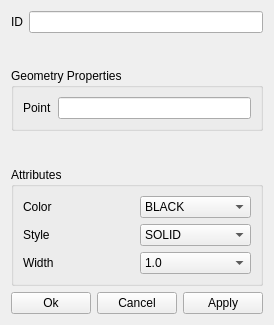
Qt form view/ui/sketchProperty.ui (chen1180/CurveEditor_pythonOCC) before a commit.
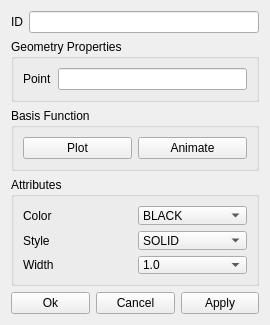
The same form after that commit.

```diff
--- a/view/ui/sketchProperty.ui
+++ b/view/ui/sketchProperty.ui
@@ -10,6 +10,18 @@
     <height>325</height>
    </rect>
   </property>
+  <property name="sizePolicy">
+   <sizepolicy hsizetype="Maximum" vsizetype="Maximum">
+    <horstretch>0</horstretch>
+    <verstretch>0</verstretch>
+   </sizepolicy>
+  </property>
+  <property name="minimumSize">
+   <size>
+    <width>270</width>
+    <height>325</height>
+   </size>
+  </property>
   <property name="windowTitle">
    <string>Form</string>
   </property>
@@ -32,19 +44,6 @@
      </item>
     </layout>
    </item>
-   <item>
-    <spacer name="verticalSpacer">
-     <property name="orientation">
-      <enum>Qt::Vertical</enum>
-     </property>
-     <property name="sizeHint" stdset="0">
-      <size>
-       <width>20</width>
-       <height>40</height>
-      </size>
-     </property>
-    </spacer>
-   </item>
    <item>
     <widget class="QGroupBox" name="GroupBoxGP">
      <property name="title">
@@ -65,17 +64,33 @@
     </widget>
    </item>
    <item>
-    <spacer name="verticalSpacer_2">
-     <property name="orientation">
-      <enum>Qt::Vertical</enum>
+    <widget class="QGroupBox" name="GroupBoxPlot">
+     <property name="sizePolicy">
+      <sizepolicy hsizetype="Expanding" vsizetype="Expanding">
+       <horstretch>0</horstretch>
+       <verstretch>0</verstretch>
+      </sizepolicy>
      </property>
-     <property name="sizeHint" stdset="0">
-      <size>
-       <width>20</width>
-       <height>40</height>
-      </size>
+     <property name="title">
+      <string>Basis Function</string>
      </property>
-    </spacer>
+     <layout class="QHBoxLayout" name="horizontalLayout">
+      <item>
+       <widget class="QPushButton" name="PushButtonPlot">
+        <property name="text">
+         <string>Plot</string>
+        </property>
+       </widget>
+      </item>
+      <item>
+       <widget class="QPushButton" name="PushButtonAnimate">
+        <property name="text">
+         <string>Animate</string>
+        </property>
+       </widget>
+      </item>
+     </layout>
+    </widget>
    </item>
    <item>
     <widget class="QGroupBox" name="GroupBoxAttributes">
```
